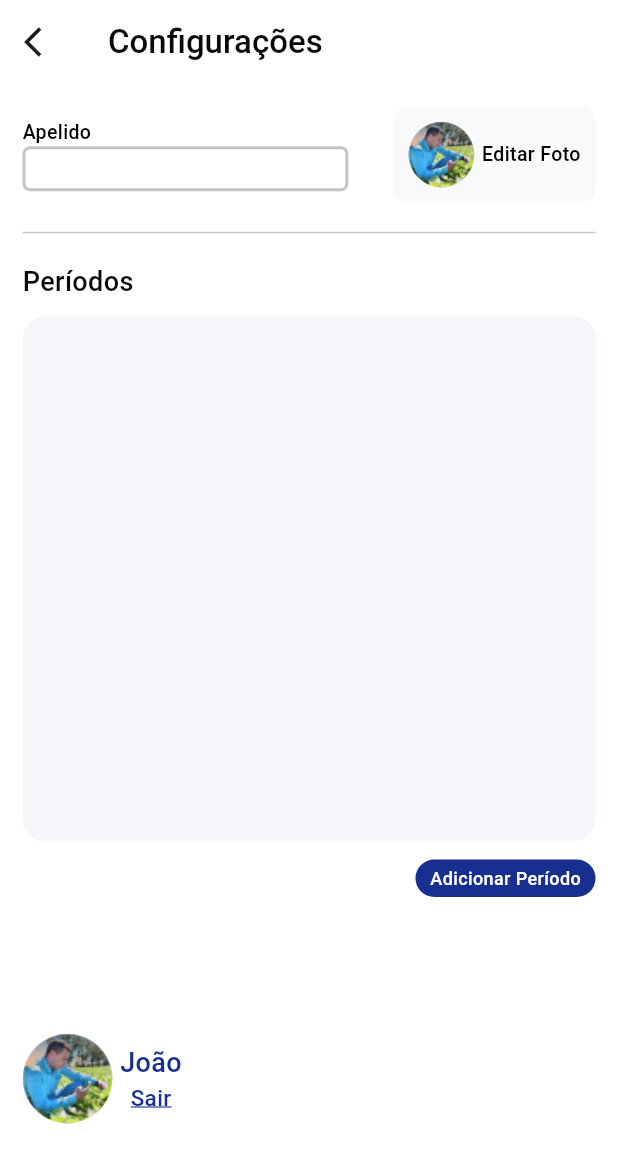
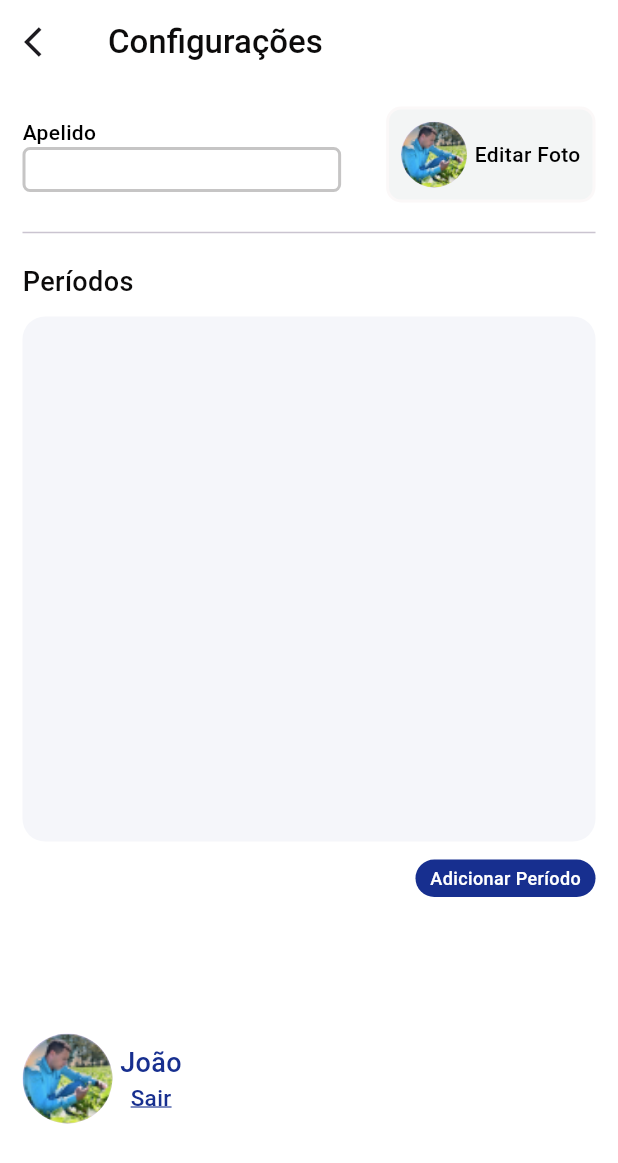
Before and after one commit to Augustob790/CRUD-Flutter, a Flutter app: the screen it shows after launch, on a phone screen of 412 x 824 dp. Shown: the top 1163 px of the screen. Run offline on Flutter 3.47's test engine with Material 3 defaults, Android fonts, the phone set to English and light mode, and no system bars; our stand-ins replace sqflite, table_calendar; accounts and stored records are empty; Roboto replaces fonts that are missing (Manrope).

Commit message:
fix: small fixed

```diff
--- a/lib/presentation/pages/home_page.dart
+++ b/lib/presentation/pages/home_page.dart
@@ -6,7 +6,7 @@
 import 'info/widget/info_modal_class.dart';
 import '../widgets/add_new_period.dart';
 import '../widgets/custom_exit.dart';
-import '../widgets/custom_listtile.dart';
+import '../widgets/custom_list_tile.dart';
 import '../widgets/manrope.dart';
 import '../controller/home_page_controller.dart';
 import '../widgets/top_app.dart';
@@ -75,7 +75,7 @@
                                 const BorderRadius.all(Radius.circular(15)),
                           ),
                           child: ListView.separated(
-                            padding: const EdgeInsets.fromLTRB(8, 2, 8, 10),
+                            padding: const EdgeInsets.fromLTRB(5, 5, 5, 10),
                             shrinkWrap: true,
                             itemCount: controller.periods.length,
                             itemBuilder: (context, index) {
--- a/lib/presentation/widgets/top_app.dart
+++ b/lib/presentation/widgets/top_app.dart
@@ -17,7 +17,7 @@
                 text: "Apelido",
                 color: Colors.black,
                 font: FontWeight.w500,
-                size: 13,
+                size: 14,
               ),
               Container(
                 height: 30,
@@ -35,7 +35,7 @@
           padding: const EdgeInsets.all(8.0),
           margin: const EdgeInsets.only(left: 30),
           decoration: BoxDecoration(
-            color: const Color.fromARGB(100, 240, 240, 240),
+            color: const Color.fromARGB(100, 225, 230, 230),
             border:
                 Border.all(color: const Color.fromARGB(255, 251, 248, 248), width: 2),
             borderRadius: const BorderRadius.all(Radius.circular(10)),
@@ -54,7 +54,7 @@
                 text: "Editar Foto",
                 color: Colors.black,
                 font: FontWeight.w500,
-                size: 13,
+                size: 14,
               ),
             ],
           ),
```
Also changed, not shown: lib/presentation/widgets/custom_list_tile.dart (renamed from lib/presentation/widgets/custom_listtile.dart).
